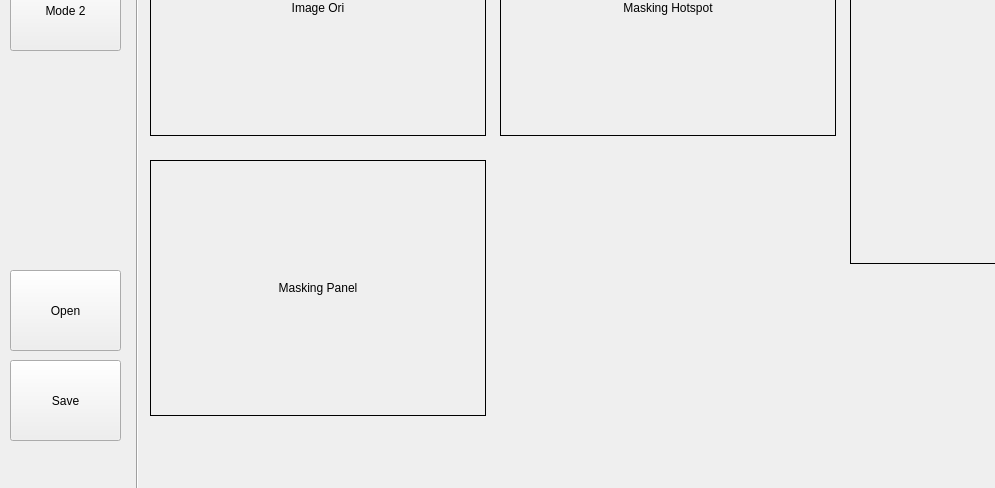
First picture: the form in skripsi.ui, repository Radityofajar/HotspotDetection, before the edit; both pictures show x 0 to 995 and y 140 to 628 of the 1360 by 768 pixel window.
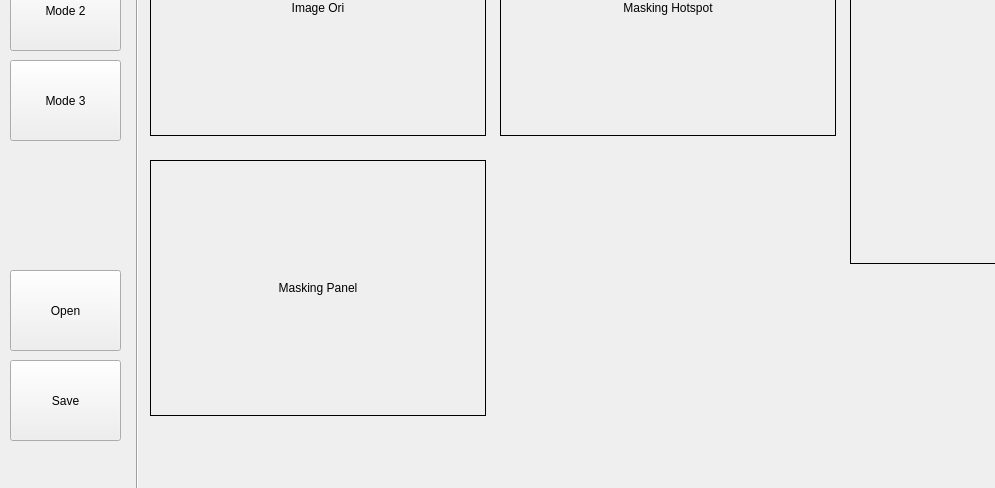
Second picture: the form after the edit. Icons and pictures are not drawn. Custom widgets are drawn as their Qt base class.

What changed in the file:
```diff
--- a/skripsi.ui
+++ b/skripsi.ui
@@ -161,13 +161,42 @@
    <widget class="Histogram" name="widgetHistogram" native="true">
     <property name="geometry">
      <rect>
-      <x>500</x>
-      <y>300</y>
-      <width>336</width>
-      <height>256</height>
+      <x>490</x>
+      <y>290</y>
+      <width>355</width>
+      <height>278</height>
      </rect>
     </property>
    </widget>
+   <widget class="QLabel" name="label">
+    <property name="geometry">
+     <rect>
+      <x>870</x>
+      <y>420</y>
+      <width>547</width>
+      <height>175</height>
+     </rect>
+    </property>
+    <property name="text">
+     <string/>
+    </property>
+    <property name="pixmap">
+     <pixmap>logoUI.png</pixmap>
+    </property>
+   </widget>
+   <widget class="QPushButton" name="pushButton_mode3">
+    <property name="geometry">
+     <rect>
+      <x>10</x>
+      <y>200</y>
+      <width>111</width>
+      <height>81</height>
+     </rect>
+    </property>
+    <property name="text">
+     <string>Mode 3</string>
+    </property>
+   </widget>
   </widget>
   <widget class="QMenuBar" name="menubar">
    <property name="geometry">
```
Left out of the diff: 2 changed lines with no effect on the pictures.
